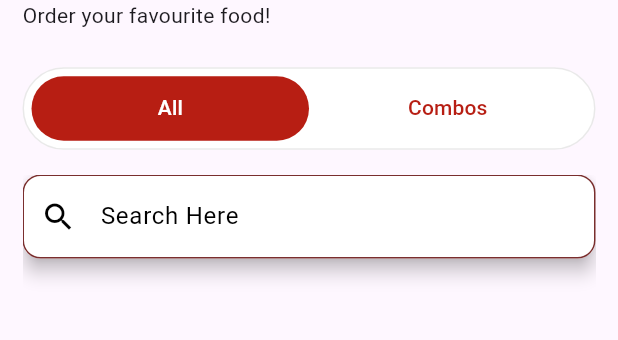
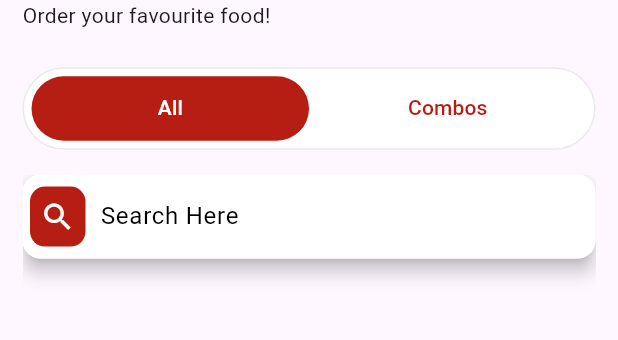
Before and after one commit to MuhammadZaidKamran/Food-Go, a Flutter app: the HomeView screen opened directly, on a phone screen of 412 x 824 dp, the part 213-553 px from its top. Run offline on Flutter 3.47's test engine with Material 3 defaults, Android fonts, the phone set to English and light mode, and no system bars; our stand-ins replace cloud_firestore, curved_navigation_bar, firebase_auth, firebase_core, firebase_database, flutter_local_notifications and 6 more; missing offline and left inert: flutter_stripe; accounts and stored records are empty.

Commit message:
food-go-update-12/02/2025

```diff
--- a/lib/View/CartView/cart_view.dart
+++ b/lib/View/CartView/cart_view.dart
@@ -51,9 +51,9 @@ class CartView extends StatelessWidget {
           for (int i = 0; i < quantity.length; i++) {
             quantity[i] = prefs.getInt("quantity_$i") ?? 0;
           }
-          for (var i = 0; i < isAdded.length; i++) {
-            isAdded[i] = prefs.getBool("isAdded_$i") ?? false;
-          }
+          // for (var i = 0; i < isAdded.length; i++) {
+          //   isAdded[i] = prefs.getBool("isAdded_$i") ?? false;
+          // }
         },
         viewModelBuilder: () => CartViewModel(),
         builder: (context, viewModel, child) {
--- a/lib/View/HomeView/AllItems/all_items.dart
+++ b/lib/View/HomeView/AllItems/all_items.dart
@@ -51,9 +51,23 @@ class _AllItemsState extends State<AllItems> {
                         borderRadius: BorderRadius.circular(12),
                         child: MyTextField(
                             onChanged: (value) => viewModel.searchValue(value),
-                            prefixIcon:
-                                Icon(Icons.search, color: AppColors.blackColor),
+                            prefixIcon: Padding(
+                              padding: const EdgeInsets.fromLTRB(
+                                5,
+                                4,
+                                6,
+                                4,
+                              ),
+                              child: Container(
+                                  decoration: BoxDecoration(
+                                    borderRadius: BorderRadius.circular(10),
+                                    color: AppColors.mainTheme,
+                                  ),
+                                  child: Icon(Icons.search,
+                                      color: AppColors.whiteColor)),
+                            ),
                             borderRadius: BorderRadius.circular(12),
+                            borderColor: Colors.transparent,
                             fillColor: AppColors.whiteColor,
                             hintStyle: TextStyle(color: AppColors.blackColor),
                             controller: viewModel.searchController,
@@ -228,16 +242,15 @@ class _AllItemsState extends State<AllItems> {
                                                       //         "itemDescription"],
                                                       //     isFavorite: true,
                                                       //     context: context);
-                                                      await viewModel.updateUser(
-                                                          // image: item["image"],
-                                                          // itemName: item["itemName"],
-                                                          // itemPrice: item["itemPrice"],
-                                                          // itemRating: item["itemRating"],
-                                                          // itemName_2: item["itemName_2"],
-                                                          // itemDescription:
-                                                          //     item["itemDescription"],
-                                                          // isFavorite: true,
-                                                          context: context);
+                                                      await viewModel
+                                                          .updateUser(
+                                                              context: context)
+                                                          .then((value) {
+                                                        mySuccessSnackBar(
+                                                            context: context,
+                                                            message:
+                                                                "Add to Favorites");
+                                                      });
                                                       // favoriteImage.add(images[index]);
                                                     } else if (isFavoriteList[
                                                             index] ==
@@ -273,12 +286,18 @@ class _AllItemsState extends State<AllItems> {
                                                           (e) =>
                                                               e["itemID"] ==
                                                               item.id);
-                                                      await viewModel
-                                                          .removeFavorites(
-                                                              context: context);
+                                                      // await viewModel
+                                                      //     .removeFavorites(
+                                                      //         context: context);
                                                       await viewModel
                                                           .updateUser(
-                                                              context: context);
+                                                              context: context)
+                                                          .then((value) {
+                                                        myErrorSnackBar(
+                                                            context: context,
+                                                            message:
+                                                                "Removed Successfully");
+                                                      });
                                                       // favoriteImage.remove(images[index]);
                                                     }
                                                     // if (await item["isFavorite"] ==
--- a/lib/utils/Global/stripe_service.dart
+++ b/lib/utils/Global/stripe_service.dart
@@ -101,7 +101,7 @@ class StripeService {
                         totalAmount: totalAmount,
                         note: note,
                       )));
-                      await updateUser(context: context);
+          await updateUserCart(context: context);
         });
       });
       await Stripe.instance.confirmPaymentSheetPayment();
--- a/lib/utils/Widgets/MyTextField/my_text_field.dart
+++ b/lib/utils/Widgets/MyTextField/my_text_field.dart
@@ -23,6 +23,7 @@ class MyTextField extends StatelessWidget {
     this.leading,
     this.height,
     this.width,
+    this.borderColor,
   });
   final TextEditingController controller;
   final String label;
@@ -37,6 +38,7 @@ class MyTextField extends StatelessWidget {
   final Color? fillColor;
   final TextStyle? hintStyle;
   final BorderRadius? borderRadius;
+  final Color? borderColor;
   final Widget? leading;
   final double? height;
   final double? width;
@@ -49,6 +51,9 @@ class MyTextField extends StatelessWidget {
       width: width ?? double.infinity,
       // height: height ?? 70,
       child: TextFormField(
+        onTapOutside: (event) {
+          FocusScope.of(context).unfocus();
+        },
         maxLength: maxLength,
         maxLines: maxLines ?? 1,
         onChanged: onChanged,
@@ -69,17 +74,17 @@ class MyTextField extends StatelessWidget {
             hintStyle: hintStyle ?? TextStyle(color: AppColors.darkMainTheme),
             border: OutlineInputBorder(
                 borderSide: BorderSide(
-                  color: AppColors.darkMainTheme,
+                  color: borderColor ?? AppColors.darkMainTheme,
                 ),
                 borderRadius: borderRadius ?? BorderRadius.circular(10)),
             focusedBorder: OutlineInputBorder(
                 borderSide: BorderSide(
-                  color: AppColors.darkMainTheme,
+                  color: borderColor ?? AppColors.darkMainTheme,
                 ),
                 borderRadius: borderRadius ?? BorderRadius.circular(10)),
             enabledBorder: OutlineInputBorder(
                 borderSide: BorderSide(
-                  color: AppColors.darkMainTheme,
+                  color: borderColor ?? AppColors.darkMainTheme,
                 ),
                 borderRadius: borderRadius ?? BorderRadius.circular(10))),
       ),
```
Also changed, not shown: lib/View/HomeView/home_view_detail.dart (+114 -91 lines), lib/utils/Global/global.dart (+12 -3 lines).
